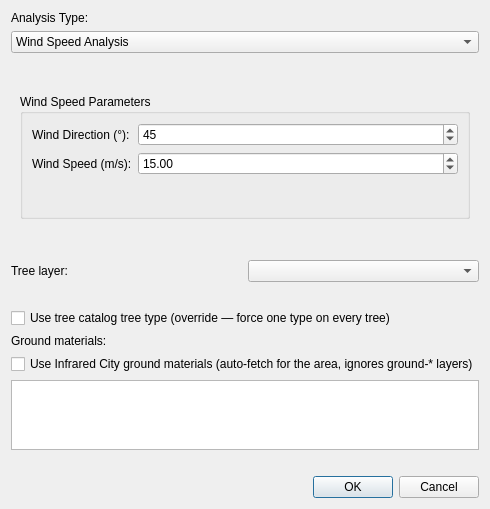
Infrared-city/qgis-plugin, file infrared_city_gis/infrared_city_run_simulation_dialog.ui: the form before one commit.
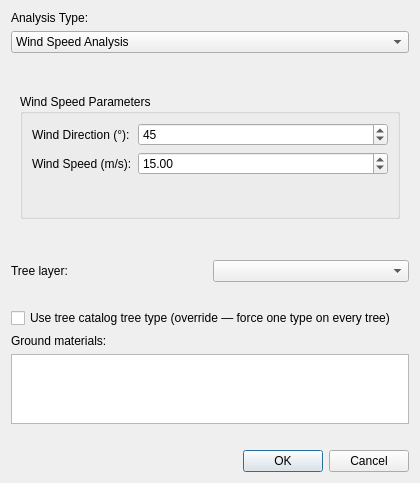
The form after the commit.

Commit message: feat(ui): remove the run dialog's fetch-ground-materials-at-submit option

The edit to the form file:
```diff
--- a/infrared_city_gis/infrared_city_run_simulation_dialog.ui
+++ b/infrared_city_gis/infrared_city_run_simulation_dialog.ui
@@ -499,13 +499,6 @@
      </property>
     </widget>
    </item>
-   <item>
-    <widget class="QCheckBox" name="use_infrared_ground_checkbox">
-     <property name="text">
-      <string>Use Infrared City ground materials (auto-fetch for the area, ignores ground-* layers)</string>
-     </property>
-    </widget>
-   </item>
    <item>
     <widget class="QListWidget" name="ground_materials_list">
      <property name="toolTip">
```
The commit also changes 17 other files.
